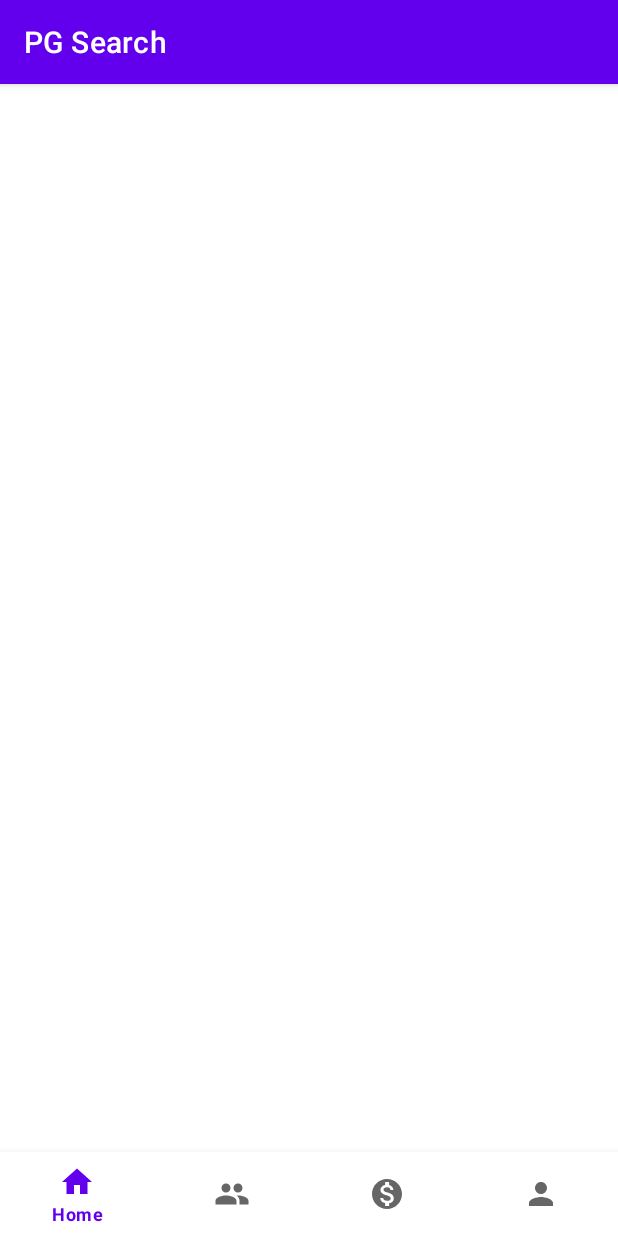
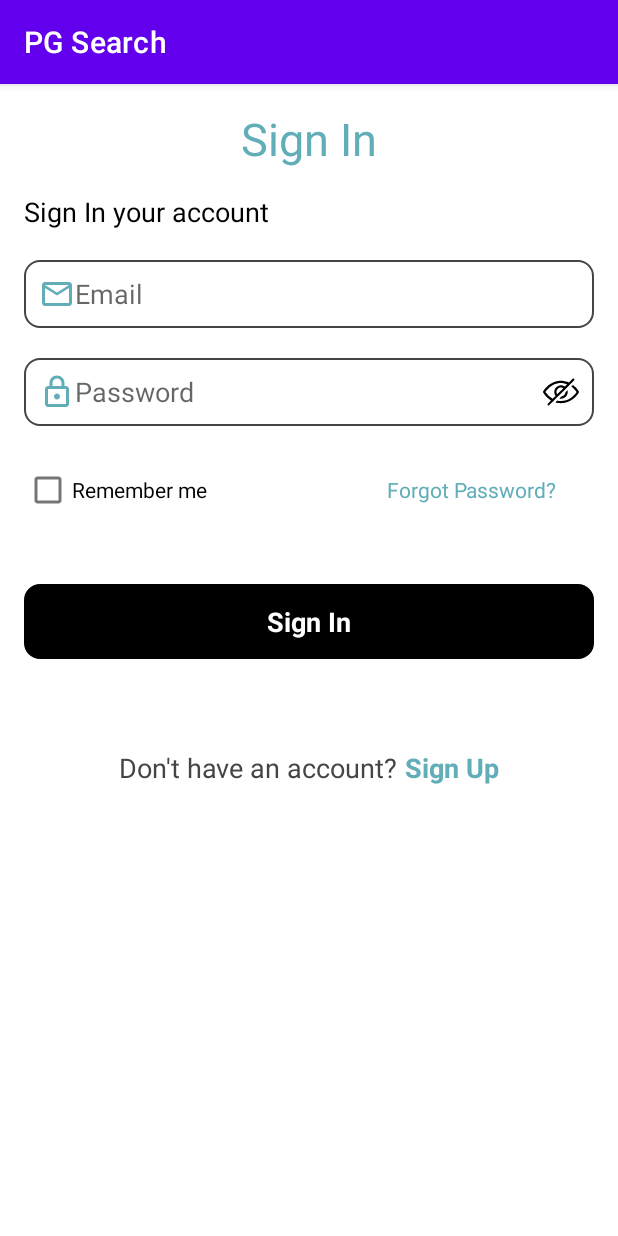
Before and after one commit to anandrajsingh/PGSearch, an Android app: the screen it shows after launch (MainActivity before the commit, LoginActivity after it), on a phone screen of 412 x 824 dp. Run offline under Robolectric (Android 15) with nearby library versions, the phone set to English and light mode, and no system bars; our stand-ins replace Firebase (no records; nobody signed in at launch, a user with empty details on screens opened directly).

Commit message:
changes1

```diff
--- a/app/src/main/AndroidManifest.xml
+++ b/app/src/main/AndroidManifest.xml
@@ -18,9 +18,6 @@
             android:exported="false" />
         <activity
             android:name=".activities.LoginActivity"
-            android:exported="true" />
-        <activity
-            android:name=".activities.MainActivity"
             android:exported="true" >
             <intent-filter>
                 <action android:name="android.intent.action.MAIN" />
@@ -28,6 +25,9 @@
                 <category android:name="android.intent.category.LAUNCHER" />
             </intent-filter>
         </activity>
+        <activity
+            android:name=".activities.MainActivity"
+            android:exported="true" />
     </application>
 
 </manifest>
--- a/app/src/main/java/com/example/pgsearch/activities/LoginActivity.java
+++ b/app/src/main/java/com/example/pgsearch/activities/LoginActivity.java
@@ -65,6 +65,7 @@ public class LoginActivity extends AppCompatActivity {
                                 public void onComplete(@NonNull Task<AuthResult> task) {
                                     if (task.isSuccessful()) {
                                         FirebaseUser user = mAuth.getCurrentUser();
+                                        Toast.makeText(LoginActivity.this, "Authentication successful.", Toast.LENGTH_SHORT).show();
                                         startActivity(new Intent(LoginActivity.this, MainActivity.class));
                                     } else {
                                         Toast.makeText(LoginActivity.this, "Authentication failed.", Toast.LENGTH_SHORT).show();
--- a/app/src/main/java/com/example/pgsearch/fragments/HomeFragment.java
+++ b/app/src/main/java/com/example/pgsearch/fragments/HomeFragment.java
@@ -16,6 +16,7 @@ class HomeFragment extends Fragment {
     @Nullable
     @Override
     public View onCreateView(@NonNull LayoutInflater inflater, @Nullable ViewGroup container, @Nullable Bundle savedInstanceState) {
-        return inflater.inflate(R.layout.fragment_home, container, false);
+        View v = inflater.inflate(R.layout.fragment_home, container, false);
+        return  v;
     }
 }
--- a/app/src/main/res/layout/activity_main.xml
+++ b/app/src/main/res/layout/activity_main.xml
@@ -6,24 +6,25 @@
     android:layout_height="match_parent"
     tools:context=".activities.MainActivity">
 
-    <FrameLayout
-        android:id="@+id/flFragment"
-        android:layout_width="0dp"
-        android:layout_height="0dp"
-        app:layout_constraintBottom_toTopOf="@+id/bottomNavigationView"
-        app:layout_constraintEnd_toEndOf="parent"
-        app:layout_constraintStart_toStartOf="parent"
-        app:layout_constraintTop_toTopOf="parent">
+<!--    <FrameLayout-->
+<!--        android:id="@+id/flFragment"-->
+<!--        android:layout_width="0dp"-->
+<!--        android:layout_height="0dp"-->
+<!--        app:layout_constraintBottom_toTopOf="@+id/bottomNavigationView"-->
+<!--        app:layout_constraintEnd_toEndOf="parent"-->
+<!--        app:layout_constraintStart_toStartOf="parent"-->
+<!--        app:layout_constraintTop_toTopOf="parent">-->
 
-<!--        <fragment-->
-<!--            android:id="@+id/newsNavHostFragment"-->
-<!--            android:name="androidx.navigation.fragment.NavHostFragment"-->
-<!--            android:layout_width="match_parent"-->
-<!--            android:layout_height="match_parent"-->
-<!--            app:defaultNavHost="true"-->
-<!--            app:navGraph="@navigation/mobile_navigation" />-->
+        <fragment
+            android:id="@+id/newsNavHostFragment"
+            android:name="androidx.navigation.fragment.NavHostFragment"
+            android:layout_width="match_parent"
+            android:layout_height="match_parent"
+            app:defaultNavHost="true"
+            app:navGraph="@navigation/mobile_navigation"
+            tools:ignore="FragmentTagUsage" />
 
-    </FrameLayout>
+<!--    </FrameLayout>-->
 
     <com.google.android.material.bottomnavigation.BottomNavigationView
         android:id="@+id/bottomNavigationView"
```
